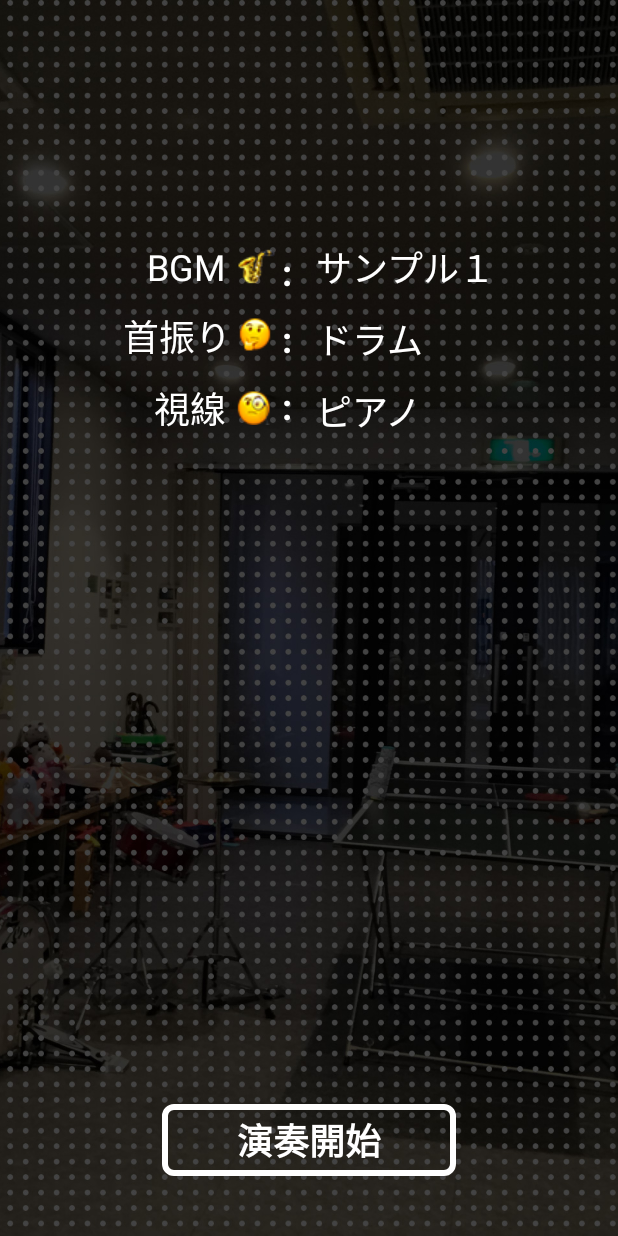
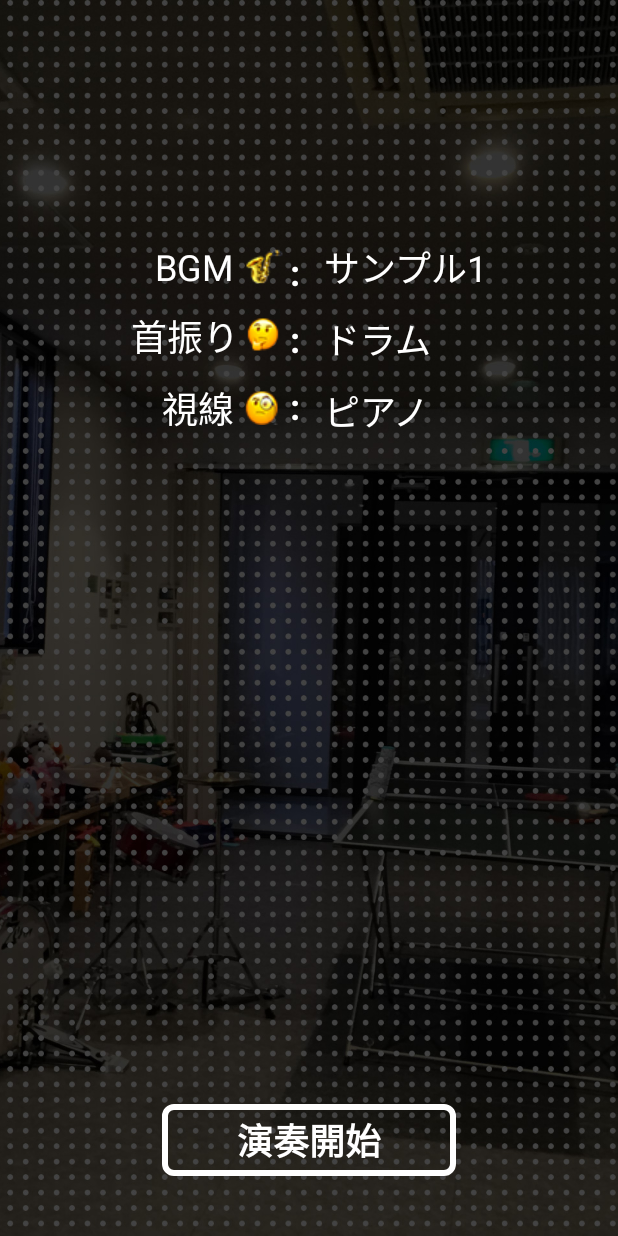
Before and after one commit to akitoshi-n/tmga_2, an Android app: the CheckSettingsActivity screen opened directly, with no data from a screen before it, on a phone screen of 412 x 824 dp. Run offline under Robolectric (Android 15) with nearby library versions, the phone set to English and light mode, and no system bars.

Commit message:
update activities

```diff
--- a/app/src/main/java/com/example/test175memetest2/CheckSettingsActivity.java
+++ b/app/src/main/java/com/example/test175memetest2/CheckSettingsActivity.java
@@ -35,9 +35,9 @@
     }
 
     private void initView(){
-        textViewCheck0 = findViewById(R.id.textview_with_check_0);
-        textViewCheck1 = findViewById(R.id.textview_with_check_1);
-        textViewCheck2 = findViewById(R.id.textview_with_check_2);
+        textViewCheck0 = findViewById(R.id.bgm_selected);
+        textViewCheck1 = findViewById(R.id.swing_selected);
+        textViewCheck2 = findViewById(R.id.look_selected);
         buttonStart = findViewById(R.id.button_start_play);
         buttonStart.setOnClickListener(new View.OnClickListener() {
             @Override
@@ -57,9 +57,9 @@
 
     //テキストビューに文字を指定
     private void setToTextView(){
-        String s0 = "BGM: " + bgms[bgm];
-        String s1 = "首振り: " + kubifuriSounds[kubifuriSound];
-        String s2 = "視線: " + shisenSounds[shisenSound];
+        String s0 = bgms[bgm];
+        String s1 = kubifuriSounds[kubifuriSound];
+        String s2 = shisenSounds[shisenSound];
         textViewCheck0.setText(s0);
         textViewCheck1.setText(s1);
         textViewCheck2.setText(s2);
```
